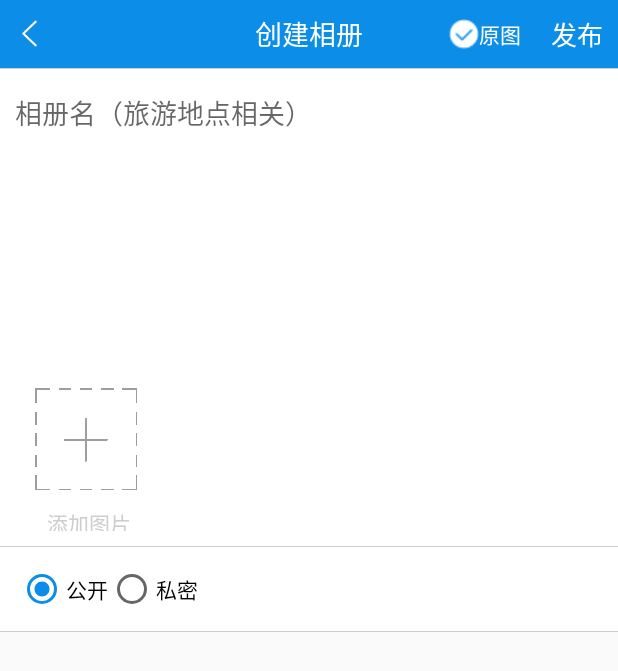
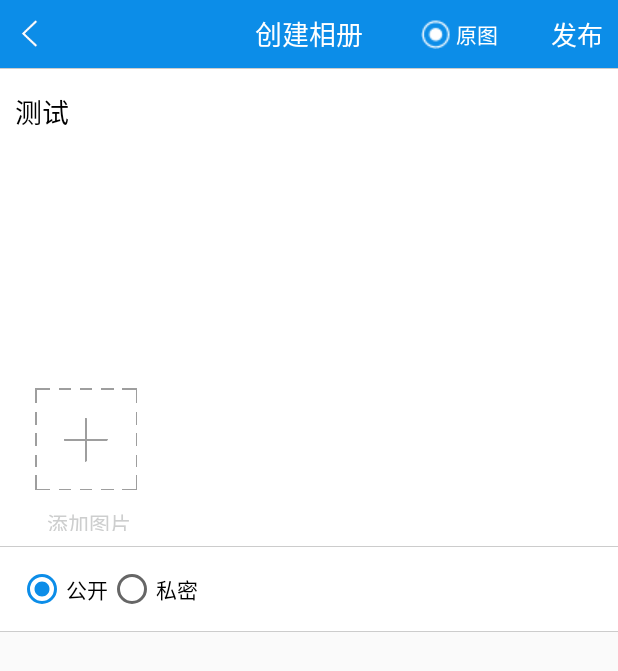
Before and after one commit to zwj1994/youm, an Android app: the CreateAlbumActivity screen opened directly, with no data from a screen before it, on a phone screen of 412 x 824 dp. Shown: the top 671 px of the screen. Run offline under Robolectric (Android 15) with nearby library versions, the phone set to English and light mode, and no system bars; our stand-ins replace Picasso; libraries missing offline, so code that uses them is left out: uk.co.senab; pictures from the network do not load.

Commit message:
迭代开发

```diff
--- a/YouMin/app/src/main/java/com/bs/youmin/activity/CreateAlbumActivity.java
+++ b/YouMin/app/src/main/java/com/bs/youmin/activity/CreateAlbumActivity.java
@@ -191,8 +191,6 @@ public class CreateAlbumActivity extends Activity implements View.OnClickListene
         });
         ll_back.setOnClickListener(this);
         ll_enter.setOnClickListener(this);
-        //rl_location.setOnClickListener(this);
-
     }
 
     /**
--- a/YouMin/app/src/main/java/com/bs/youmin/entity/Ip.java
+++ b/YouMin/app/src/main/java/com/bs/youmin/entity/Ip.java
@@ -11,9 +11,9 @@ public class Ip {
      */
 //    public static final String SERVER_URL = "http://192.168.0.130:8080/youm/";
 //    public static final String SERVER_URL = "http://192.168.5.22:8080/";
-//    public static final String SERVER_URL = "http://192.168.0.122:8080/";
+    public static final String SERVER_URL = "http://192.168.0.122:8080/";
 //    public static final String SERVER_URL = "http://192.168.31.126:8080/";
-    public static final String SERVER_URL = "http://youm.tunnel.qydev.com/";
+//    public static final String SERVER_URL = "http://youm.tunnel.qydev.com/";
 //    public static final String SERVER_URL = "http://www.zuvips.com:8080/youm/";
 
 
--- a/YouMin/app/src/main/java/com/bs/youmin/util/upload/DefaultProgressListener.java
+++ b/YouMin/app/src/main/java/com/bs/youmin/util/upload/DefaultProgressListener.java
@@ -20,7 +20,7 @@ public class DefaultProgressListener implements ProgressListener {
 
     @Override
     public void onProgress(long hasWrittenLen, long totalLen, boolean hasFinish) {
-        System.out.println("----the current " + hasWrittenLen + "----" + totalLen + "-----" + (hasWrittenLen * 100 / totalLen));
+//        System.out.println("----the current " + hasWrittenLen + "----" + totalLen + "-----" + (hasWrittenLen * 100 / totalLen));
 
         int percent = (int) (hasWrittenLen * 100 / totalLen);
         if (percent > 100) percent = 100;
--- a/YouMin/app/src/main/res/layout/activity_create_album.xml
+++ b/YouMin/app/src/main/res/layout/activity_create_album.xml
@@ -39,14 +39,15 @@
             android:textColor="#ffffff"
             android:textSize="18dp" />
 
+
         <LinearLayout
-            android:id="@+id/luntan_state_layout_enter"
+            android:id="@+id/luntan_state_layout_enter1"
             android:layout_width="wrap_content"
             android:layout_height="match_parent"
-            android:layout_alignParentEnd="true"
-            android:layout_alignParentRight="true"
+            android:layout_toLeftOf="@+id/luntan_state_layout_enter"
             android:layout_centerVertical="true"
             android:orientation="horizontal"
+            android:layout_weight="1"
             android:paddingLeft="5dp"
             android:paddingRight="10dp">
 
@@ -56,17 +57,30 @@
                 android:layout_height="wrap_content"
                 android:layout_centerVertical="true"
                 android:layout_gravity="center"
+                android:checked="true"
                 android:layout_marginRight="20dp"
                 style="@style/CustomCheckBoxTheme"
                 android:layout_weight="1"
                 android:textColor="#ffffff"
-                android:text="原图" />
+                android:text=" 原图" />
 
+        </LinearLayout>
+
+        <LinearLayout
+            android:id="@+id/luntan_state_layout_enter"
+            android:layout_width="wrap_content"
+            android:layout_height="match_parent"
+            android:layout_alignParentEnd="true"
+            android:layout_alignParentRight="true"
+            android:layout_centerVertical="true"
+            android:orientation="horizontal"
+            android:layout_weight="1"
+            android:paddingLeft="5dp"
+            android:paddingRight="10dp">
 
             <TextView
                 android:layout_width="wrap_content"
                 android:layout_height="wrap_content"
-                android:layout_weight="1"
                 android:layout_centerVertical="true"
                 android:layout_gravity="center"
                 android:text="发布"
@@ -101,6 +115,7 @@
                 android:layout_marginTop="5dp"
                 android:background="@null"
                 android:gravity="start"
+                android:text="测试"
                 android:hint="相册名（旅游地点相关）"
                 android:lines="8"
                 android:padding="10dp"
```
Also changed, not shown: YouMin/app/src/main/java/com/bs/youmin/view/UploadImageView.java (+3 -4 lines), YouMin/multi-image-selector/src/main/java/me/nereo/multi_image_selector/adapter/MainGridAdapter.java (+4 -4 lines), YouMin/app/src/main/res/drawable/cbox_checked.png, YouMin/app/src/main/res/drawable/cbox_unchecked.png.
